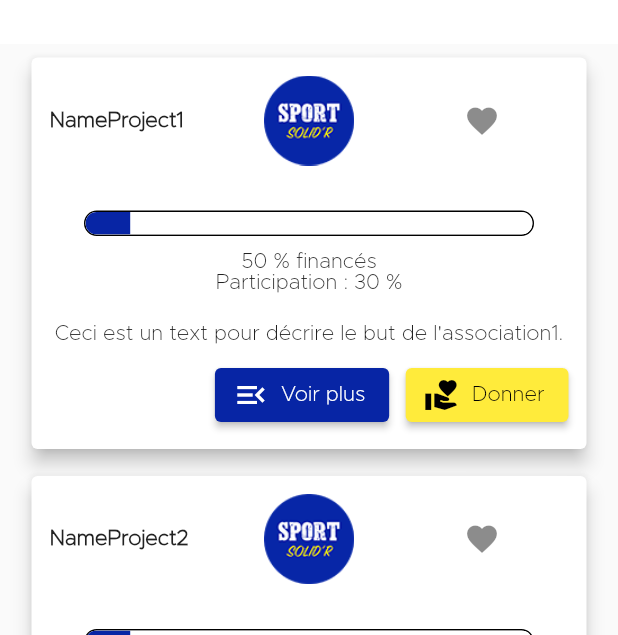
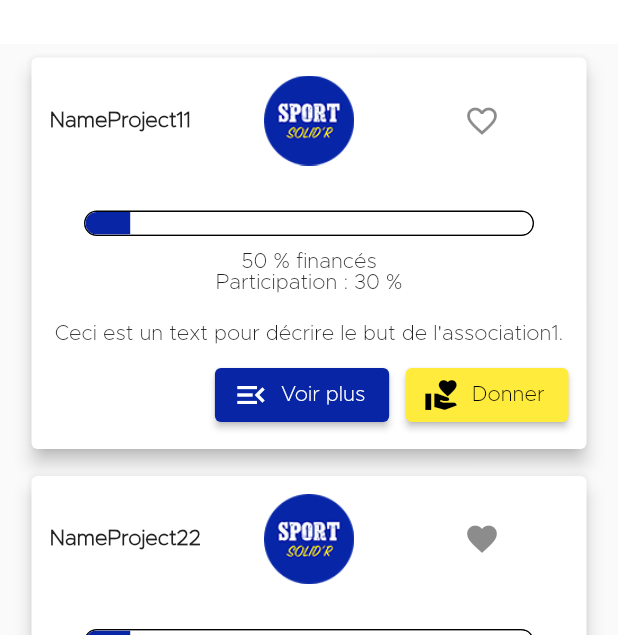
Before and after one commit to neonzip/Projet_SOLID-R, a Flutter app: the SolidarityProjects screen opened by its route, after a tap on "Tous", on a phone screen of 412 x 824 dp. Shown: the part 355-990 px from the top of the screen. Run offline on Flutter 3.47's test engine with Material 2 defaults, Android fonts, the phone set to English and light mode, and no system bars; drawn by our look-alikes of auto_size_text.

Commit message:
Avec les commentaires

```diff
--- a/lib/pages/user/Project.dart
+++ b/lib/pages/user/Project.dart
@@ -3,13 +3,18 @@ import 'package:flutter/material.dart';
 
 /// Class of one instance of project.
 class Project {
-  late bool isFavoriteProject;
-  late BuildContext context;
-  late String nameProject;
-  late String logoProject;
-  late String textProject;
-  late int idProject;
+  /// //////////////////////////////////////////////////////////////////////////
+  /// Some attributes we need to create one project.
+  /// Below, a constructor.
+  /// //////////////////////////////////////////////////////////////////////////
+  late bool isFavoriteProject;    // True if it is a favorite project, false then
+  late BuildContext context;      // Context we need to redirect to the detailled page of the project
+  late String nameProject;        // Project's name
+  late String logoProject;        // Project's logo
+  late String textProject;        // Project's text introduction
+  late int idProject;             // Project's ID
 
+  /// Constructor
   Project (int id, bool isFavorite, BuildContext contextProject, String name, String logo, String text) {
     idProject = id;
     isFavoriteProject = isFavorite;
@@ -48,6 +53,7 @@ class Project {
                 )
             ),
 
+            /* Displays the progress bar */
             SizedBox(
                 width: 300,
                 child: Column(
@@ -80,11 +86,11 @@ class Project {
                           ]
                       ),
                     )
-
                   ],
                 )
             ),
 
+             /* Displays the introduction's project */
              SizedBox(
                 child: Text(
                   textProject,
@@ -112,6 +118,8 @@ class Project {
     );
   }
 
+  /// Button to donate to the specific project.
+  /// Called "Donner".
   Widget buttonDonate() {
     return Padding(
         padding: const EdgeInsets.fromLTRB(0, 10, 0, 0),
@@ -132,7 +140,7 @@ class Project {
     );
   }
 
-  /// Button to see more details about a specific project.
+  /// Button to see more details about a=the specific project.
   /// Called "Voir plus".
   Widget buttonSeeMore() {
     return Padding(
@@ -155,6 +163,10 @@ class Project {
     );
   }
 
+  /*
+  * Favorite button.
+  * Must work, but not in the table...
+  */
   Widget buttonFavorite() {
     return IconButton(
         icon: Icon(isFavoriteProject ? Icons.favorite : Icons.favorite_border),
@@ -163,12 +175,18 @@ class Project {
           setStateFavorite();
         });
   }
+  ///https://stackoverflow.com/questions/60799348/activate-and-deactivate-favorite-icons-in-flutter
 
-
+  /* Change the state of the favorite button. */
   setStateFavorite() {
     isFavoriteProject = !isFavoriteProject;
   }
 
+  /// //////////////////////////////////////////////////////////////////////////
+  /// Getters and setters
+  /// //////////////////////////////////////////////////////////////////////////
+
+  /// ///////////////////////////
   bool getFavoriteState() {
     return isFavoriteProject;
   }
@@ -176,6 +194,7 @@ class Project {
     isFavoriteProject = state;
   }
 
+  /// ///////////////////////////
   String getNameProject() {
     return nameProject;
   }
@@ -183,6 +202,7 @@ class Project {
     nameProject = name;
   }
 
+  /// ///////////////////////////
   String getLogoProject() {
     return logoProject;
   }
@@ -190,6 +210,7 @@ class Project {
     logoProject = logo;
   }
 
+  /// ///////////////////////////
   String getTextProject() {
     return textProject;
   }
--- a/lib/pages/user/Projects.dart
+++ b/lib/pages/user/Projects.dart
@@ -1,31 +1,40 @@
-import 'package:auto_size_text/auto_size_text.dart';
 import 'package:flutter/material.dart';
 
 import 'Project.dart';
 
-const int statusAllFormal = 0;
-const int statusAllSolidarity = 1;
-const int statusFavoriteSolidarity = 2;
-const int statusRunningFormal = 3;
-const int statusFinishedFormal = 4;
+/// ///////////////////////////////////////////////////////////////////////////////////////////////////////////////////
+/// Constants for every possible status to list the Projects (easier and communicates with the filters.
+/// ///////////////////////////////////////////////////////////////////////////////////////////////////////////////////
+const int statusAllFormal = 0;            // To get the list of all formal projects
+const int statusAllSolidarity = 1;        // To get the list of all solidarity projects
+const int statusFavoriteSolidarity = 2;   // To get the list of the favorite solidarity projects
+const int statusRunningFormal = 3;        // To get the list of running(not finished) formal projects
+const int statusFinishedFormal = 4;       // To get the list of finished formal projects
 
+///https://stackoverflow.com/questions/60799348/activate-and-deactivate-favorite-icons-in-flutter
+
+/// Class which contains the list of Projects and displays them in the application.
 class Projects {
-  ///https://stackoverflow.com/questions/60799348/activate-and-deactivate-favorite-icons-in-flutter
+  /// ///////////////////////////////////////////////////////////////////////////////////////////////////////////////////
+  /// Attributes that we need to build each Project and to displays the widget.
+  /// ///////////////////////////////////////////////////////////////////////////////////////////////////////////////////
   late BuildContext context;
   late ScrollController _scrollController;  // Scroll controler that we will use
   late Widget filterToUse;
   late int nbProjects; // To change with the list after
+  late int statusSection;
 
 
   /// Constructor called in the files where we need it.
-  Projects(BuildContext contextB, Widget filterToUseB, ScrollController controller, int nbProj) {
+  Projects(int section, BuildContext contextB, Widget filterToUseB, ScrollController controller, int nbProj) {
     context = contextB;
+    statusSection = section;
     filterToUse = filterToUseB;
     nbProjects = nbProj;
     _scrollController = controller;
   }
 
-  /// Widget which creates a card with the information of one project.
+  /// Widget which creates the cards with the information of each Project.
   Widget templateProjects() {
     return
        CustomScrollView(
@@ -50,29 +59,21 @@ class Projects {
           SliverList(
             delegate: SliverChildBuilderDelegate(
                   (context, index) => ListTile(
-                title: listFormalProjects().elementAt(index).projectTemplate(),
+                title: listProjects()?.elementAt(index).projectTemplate(),
               ),
-              childCount: listFormalProjects().length,
+              childCount: listProjects()?.length,
             ),
           )
         ]
        );
   }
 
-  /*Widget createProject() {
-    Project project = Project(1, true, context, "NameProject1", "assets/logo_solid_R.png", "Ceci est un text pour décrire le but de l'association.");
-    return project.projectTemplate();
-  }*/
-
-
-
-  //////////////////////////////////
-
-  /// /////////////////////////////////////////////////////////////////////////////////////////////////////////////////////////////////////////////////
+  /// ///////////////////////////////////////////////////////////////////////////////////////////////////////////////////
   /// https://www.kindacode.com/article/flutter-make-a-scroll-back-to-top-button/
   /// Several parts about the button which drives us to the top of the page are in this section.
+  /// ///////////////////////////////////////////////////////////////////////////////////////////////////////////////////
 
-  /// Button to return to the top of the page in order to access to the filter directly.
+  /* Button to return to the top of the page in order to access to the filter directly. */
   Widget buttonTopPage() {
     return SizedBox(
       width: 60,
@@ -91,7 +92,8 @@ class Projects {
     );
   }
 
-  /* This function is triggered when the user presses the back-to-top button.
+  /*
+   * This function is triggered when the user presses the back-to-top button.
    * The scroll controller does its action. During 3 seconds, the screen is scrolling itself until the top of the page is reached.
    */
   void _scrollToTop() {
@@ -99,10 +101,24 @@ class Projects {
         duration: const Duration(seconds: 3), curve: Curves.linear);
   }
 
-  BuildContext getContext() {
-    return context;
+  /// ///////////////////////////////////////////////////////////////////////////////////////////////////////////////////
+  /// Lists of Project we need to have and a global function which choses the good list about a specific section and order.
+  /// To do with the database.
+  /// ///////////////////////////////////////////////////////////////////////////////////////////////////////////////////
+
+  /* Take the good list, for a section. */
+  List<Project>? listProjects() {
+    switch (statusSection) {
+      case statusAllFormal:
+        return listFormalProjects();
+      case statusAllSolidarity:
+        return listSolidarityProjects();
+      default:
+        return null;
+    }
   }
 
+  /* Creates and returns the list of all formal projects. */
   List<Project> listFormalProjects() {
     Project project1 = Project(1, true, context, "NameProject1", "assets/logo_solid_R.png", "Ceci est un text pour décrire le but de l'association1.");
     Project project2 = Project(2, true, context, "NameProject2", "assets/logo_solid_R.png", "Ceci est un text pour décrire le but de l'association2.");
@@ -111,6 +127,16 @@ class Projects {
     List<Project> listProjectsFormal = <Project>[project1, project2, project3, project4];
     return listProjectsFormal;
   }
+
+  /* Creates and returns the list of all solidarity projects. */
+  List<Project> listSolidarityProjects() {
+    Project project1 = Project(5, false, context, "NameProject11", "assets/logo_solid_R.png", "Ceci est un text pour décrire le but de l'association1.");
+    Project project2 = Project(6, true, context, "NameProject22", "assets/logo_solid_R.png", "Ceci est un text pour décrire le but de l'association2.");
+    Project project3 = Project(7, false, context, "NameProject33", "assets/logo_solid_R.png", "Ceci est un text pour décrire le but de l'association3.");
+    Project project4 = Project(8, true, context, "NameProject44", "assets/logo_solid_R.png", "Ceci est un text pour décrire le but de l'association4.");
+    List<Project> listProjectsFormal = <Project>[project1, project2, project3, project4];
+    return listProjectsFormal;
+  }
 /// ///////////////////////////////////////////////////////////
 
 }
--- a/lib/pages/user/SolidarityProjects.dart
+++ b/lib/pages/user/SolidarityProjects.dart
@@ -1,5 +1,8 @@
 import 'package:flutter/material.dart';
 import 'package:projet_solid_r/pages/user/Projects.dart';
+
+
+const int statusAllSolidarity = 1;
 
 class SolidarityProjects extends StatefulWidget {
   const SolidarityProjects({Key? key}) : super(key: key);
@@ -99,7 +102,8 @@ class _SolidarityProjectsState extends State<SolidarityProjects> {
     super.dispose();
   }
 
-  /* This function is triggered when the user presses the back-to-top button.
+  /*
+   * This function is triggered when the user presses the back-to-top button.
    * The scroll controller does its action. During 3 seconds, the screen is scrolling itself until the top of the page is reached.
    */
   void _scrollToTop() {
@@ -121,12 +125,13 @@ class _SolidarityProjectsState extends State<SolidarityProjects> {
       /* Here is called our button to go back at the top of the page. */
       floatingActionButton: _showBackToTopButton == false ? null: buttonTopPage(),
       floatingActionButtonLocation: FloatingActionButtonLocation.miniStartFloat,
-      body: addListProjects(),
+      body: addListProjects(),    // Displays the specific projects of the chosen section on the screen
     );
   }
 
+  /* Widget which displays the specific projects of the chosen section on the screen. */
   Widget addListProjects() {
-    Projects projects = Projects(context, filterTemplate(), _scrollController, 1);
+    Projects projects = Projects(statusAllSolidarity, context, filterTemplate(), _scrollController, 1);
     return projects.templateProjects();
   }
 }
```
Also changed, not shown: lib/pages/user/FormalProjects.dart (+5 -2 lines).
